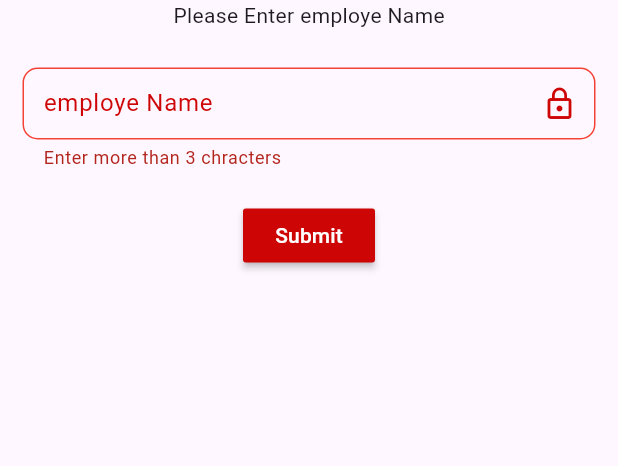
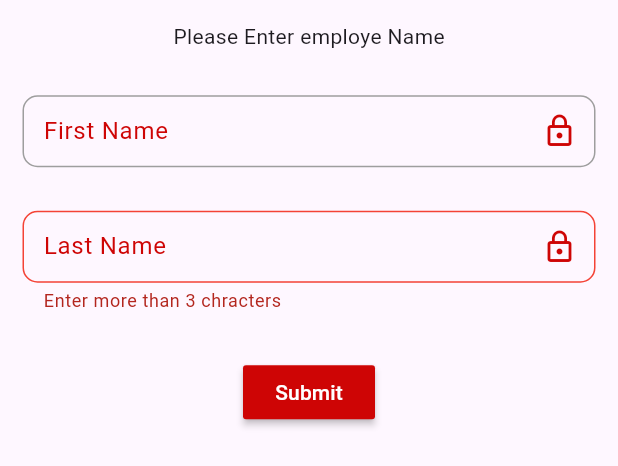
Before and after one commit to alihu999/Hours-project, a Flutter app: the AddEmployeDialog widget shown alone on an empty page, opened directly, after a tap on "Submit", on a phone screen of 412 x 824 dp. Shown: the top 466 px of the screen. Run offline on Flutter 3.47's test engine with Material 3 defaults, Android fonts, the phone set to English and light mode, and no system bars; our stand-ins replace firebase_core, get, hive, hive_flutter; accounts and stored records are empty.

Commit message:
29/12 05:32

```diff
--- a/hours/lib/controller/employe_controller.dart
+++ b/hours/lib/controller/employe_controller.dart
@@ -1,53 +1,89 @@
 import 'package:flutter/material.dart';
 import 'package:get/get.dart';
+import 'package:hours/core/model/employe_model.dart';
 import 'package:hours/core/services/services.dart';
 
 abstract class EmployeController extends GetxController {
-  getEmployeList();
   addEmploye();
+  getEmployes();
+  editEmploye(Employe employe, String fname, String lname);
+  deleteEmploye(Employe employe);
+  bool employeIsExist();
 }
 
 class EmployeControllerImp extends EmployeController {
-  late TextEditingController nameController;
-  late GlobalKey<FormState> nameFormState;
-  RxList<Map> employList = <Map>[].obs;
-  MyServices myServices = Get.find();
+  late TextEditingController firstNameController;
+  late TextEditingController lastNameController;
+
+  late GlobalKey<FormState> firstNameFormState;
+  late GlobalKey<FormState> lastNameFormState;
+
+  List<Employe> employList = [];
 
   @override
   void onInit() {
-    nameController = TextEditingController();
-    nameFormState = GlobalKey<FormState>();
-    getEmployeList();
+    firstNameController = TextEditingController();
+    lastNameController = TextEditingController();
+
+    firstNameFormState = GlobalKey<FormState>();
+    lastNameFormState = GlobalKey<FormState>();
+    getEmployes();
+
     super.onInit();
   }
 
   @override
-  getEmployeList() {
-    employList.clear();
-    Map? employe;
-    int i = 0;
-    while (true) {
-      employe = myServices.employeBox!.get(i);
-      i = i + 1;
-      if (employe != null) {
-        employList.add(employe);
-      } else {
-        break;
-      }
+  void onClose() {
+    MyServices.getEmploye().close();
+    super.onClose();
+  }
+
+  @override
+  addEmploye() {
+    if (lastNameFormState.currentState!.validate() &&
+        firstNameFormState.currentState!.validate() &&
+        !employeIsExist()) {
+      final employe = Employe()
+        ..firstName = firstNameController.text
+        ..lastName = lastNameController.text
+        ..status = "isStoped";
+      MyServices.getEmploye().add(employe);
+      Get.back();
+      firstNameController.clear;
+      lastNameController.clear;
+      getEmployes();
     }
   }
 
   @override
-  addEmploye() async {
-    final isvalidForm = nameFormState.currentState!.validate();
-    if (isvalidForm) {
-      int num = await myServices.employeBox!
-          .add({"name": nameController.text, "status": "isStoped"});
-      if (num >= 0) {
-        employList.add({"name": nameController.text, "status": "isStoped"});
-        Get.back();
-        nameController.clear();
+  getEmployes() {
+    employList = MyServices.getEmploye().values.toList();
+    print(employList);
+  }
+
+  @override
+  editEmploye(Employe employe, String fname, String lname) {
+    employe.firstName = fname;
+    employe.lastName = lname;
+    employe.save();
+  }
+
+  @override
+  deleteEmploye(Employe employe) {
+    employe.delete();
+  }
+
+  @override
+  employeIsExist() {
+    for (int i = 0; i < employList.length; i++) {
+      if (employList[i].firstName == firstNameController.text &&
+          employList[i].lastName == lastNameController.text) {
+        Get.snackbar(" Error", "The employe name is exist",
+            duration: const Duration(seconds: 5),
+            snackPosition: SnackPosition.BOTTOM);
+        return true;
       }
     }
+    return false;
   }
 }
--- /dev/null
+++ b/hours/lib/core/model/employe_model.dart
@@ -0,0 +1,14 @@
+import 'package:hive/hive.dart';
+part 'employe_model.g.dart';
+
+@HiveType(typeId: 0)
+class Employe extends HiveObject {
+  @HiveField(0)
+  late String firstName;
+
+  @HiveField(1)
+  late String lastName;
+
+  @HiveField(2)
+  late String status;
+}
--- a/hours/lib/view/owner_page/widget/add_employe_dialog.dart
+++ b/hours/lib/view/owner_page/widget/add_employe_dialog.dart
@@ -13,24 +13,28 @@ class AddEmployeDialog extends GetView<EmployeControllerImp> {
   Widget build(BuildContext context) {
     return Container(
       padding: const EdgeInsets.only(right: 15, left: 15),
-      height: 200,
+      height: 300,
       child: Column(
+        mainAxisAlignment: MainAxisAlignment.spaceAround,
         children: [
           const Text("Please Enter employe Name"),
-          const SizedBox(
-            height: 25,
-          ),
           CustomTextFiled(
-            lable: "employe Name",
+            lable: "First Name",
             isPassword: false,
             filedColors: AppColors.secondColors,
             suffixicon: const Icon(Icons.lock_outline),
             validator: (val) => validationEmployeName(val!),
-            textController: controller.nameController,
-            formState: controller.nameFormState,
+            textController: controller.firstNameController,
+            formState: controller.firstNameFormState,
           ),
-          const SizedBox(
-            height: 20,
+          CustomTextFiled(
+            lable: "Last Name",
+            isPassword: false,
+            filedColors: AppColors.secondColors,
+            suffixicon: const Icon(Icons.lock_outline),
+            validator: (val) => validationEmployeName(val!),
+            textController: controller.lastNameController,
+            formState: controller.lastNameFormState,
           ),
           MaterialButton(
               color: AppColors.secondColors,
--- a/hours/pubspec.yaml
+++ b/hours/pubspec.yaml
@@ -40,10 +40,15 @@ dependencies:
   cloud_firestore: ^4.13.6
   hive: ^2.2.3
   path_provider: ^2.1.1
+  hive_flutter: ^1.1.0
 
 dev_dependencies:
   flutter_test:
     sdk: flutter
+  hive_generator: ^2.0.1
+  build_runner: ^2.4.7
+
+
 
   # The "flutter_lints" package below contains a set of recommended lints to
   # encourage good coding practices. The lint set provided by the package is
```
Also changed, not shown: hours/lib/core/services/services.dart (+10 -11 lines), hours/lib/view/home_page/widget/employe_list.dart (+9 -11 lines), hours/lib/view/owner_page/widget/employe_list.dart (+18 -10 lines), hours/lib/core/model/employe_model.g.dart (added), hours/pubspec.lock.
